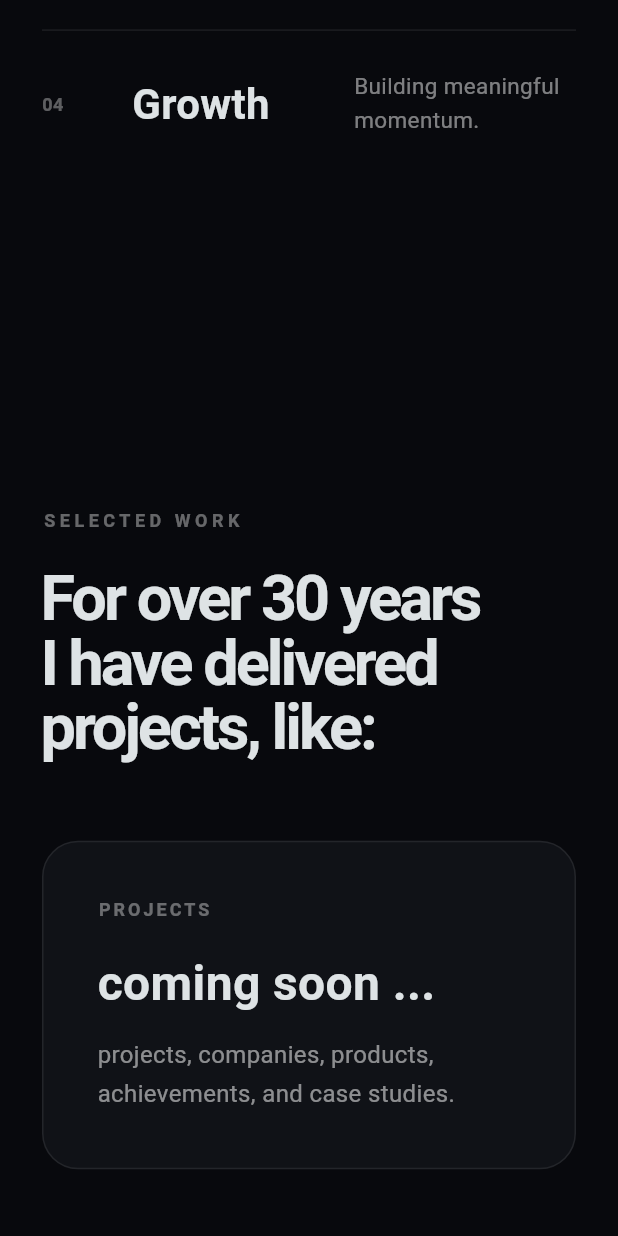
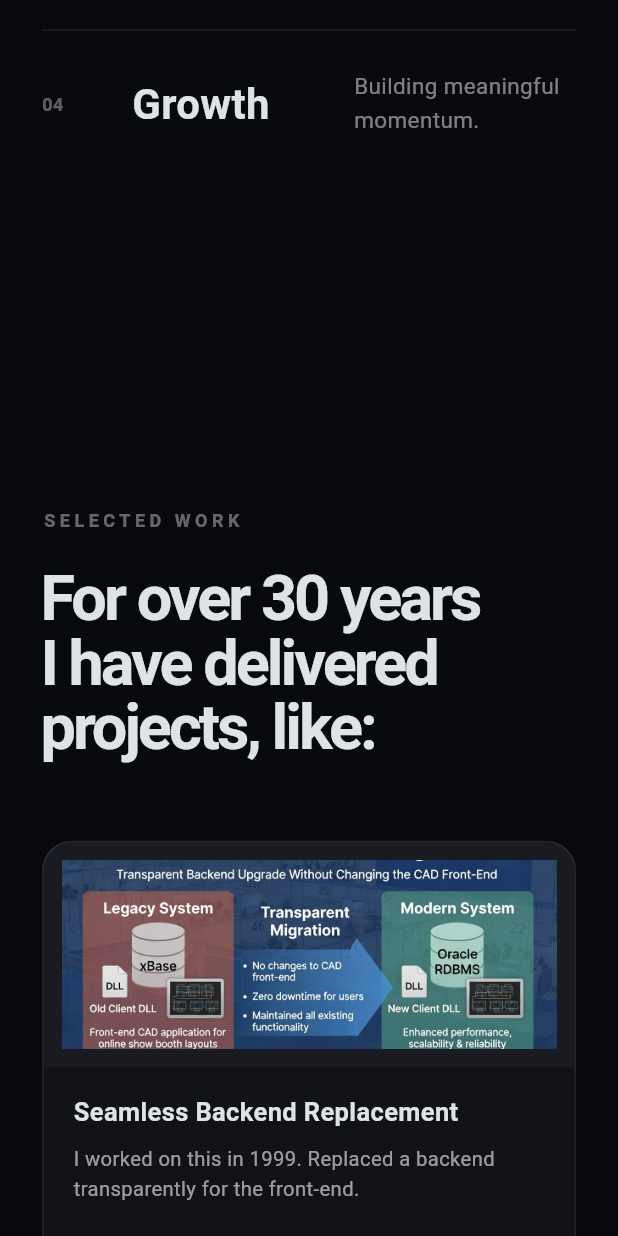
Before and after one commit to generalsoft/abidnasim, a Flutter app: the screen it shows after launch, scrolled down 2304 dp, on a phone screen of 412 x 824 dp. Run offline on Flutter 3.47's test engine with Material 3 defaults, Android fonts, the phone set to English and light mode, and no system bars; our stand-ins replace flutter_svg; missing offline and left inert: dart:js_interop; Roboto replaces fonts that are missing (Arial).

Commit message:
flutter app showcase work

```diff
--- /dev/null
+++ b/lib/data/work_items.dart
@@ -0,0 +1,228 @@
+/// Data for the "Projects" (work) section on the home page.
+///
+/// This intentionally duplicates the same 8 case studies published as Jekyll
+/// posts under content/{ae,us,pk}/_posts (section: work) on the regional
+/// sites. Titles, descriptions and tags are kept in sync by hand — if you
+/// edit a work post's front matter on the website, mirror the change here
+/// too, since there's no shared source between the Flutter app and the
+/// Jekyll content.
+///
+/// Images live in assets/images/work/ and are shared across all three
+/// languages, matching the regional sites: the source diagrams have English
+/// text baked into the image itself, so no per-locale image variants exist.
+library;
+
+class WorkItem {
+  /// Matches the Jekyll post's slug (content/{region}/_posts/...-<slug>.md),
+  /// kept only as a stable identifier — not currently used to build a URL.
+  final String slug;
+
+  /// Path under assets/images/work/. SVGs are architecture diagrams;
+  /// the two .jpg files are a photo and a mixed photo/diagram graphic.
+  final String imageAsset;
+
+  /// Title, keyed by locale code ('en' | 'ur' | 'ar').
+  final Map<String, String> title;
+
+  /// Short description, keyed by locale code.
+  final Map<String, String> description;
+
+  /// Tags, keyed by locale code. English tags are used for any tag shown
+  /// in mixed-language contexts (there are none currently).
+  final Map<String, List<String>> tags;
+
+  const WorkItem({
+    required this.slug,
+    required this.imageAsset,
+    required this.title,
+    required this.description,
+    required this.tags,
+  });
+
+  String titleFor(String localeCode) => title[localeCode] ?? title['en']!;
+
+  String descriptionFor(String localeCode) => description[localeCode] ?? description['en']!;
+
+  List<String> tagsFor(String localeCode) => tags[localeCode] ?? tags['en']!;
+}
+
+// Ordered newest-first by original publish date, matching how the Jekyll
+// sites list these (site.posts sorts descending by date automatically):
+// seamless-backend-replacement (05-03) > healthcare-exchange (04-28) >
+// clinical-erp-ai-iot (04-25) > esb-banking (04-22) > multicloud-iot (04-18)
+// > cruise-fleet (04-15) > sme-erp (04-12) > nasa-knowledge-wiki (04-08).
+const List<WorkItem> workItems = [
+  WorkItem(
+    slug: 'seamless-backend-replacement',
+    imageAsset: 'assets/images/work/NdPHR.jpg',
+    title: {
+      'en': 'Seamless Backend Replacement',
+      'ur': 'بیک اینڈ کی بلا رکاوٹ تبدیلی',
+      'ar': 'استبدال خلفي سلس',
+    },
+    description: {
+      'en': 'I worked on this in 1999. Replaced a backend transparently for the front-end.',
+      'ur': 'میں نے یہ کام 1999 میں کیا۔ فرنٹ اینڈ کو پتا چلے بغیر ایک بیک اینڈ تبدیل کیا۔',
+      'ar': 'عملت على هذا المشروع في عام 1999. استبدلت نظاماً خلفياً بشفافية كاملة للواجهة الأمامية.',
+    },
+    tags: {
+      'en': ['Project', 'RDBMS'],
+      'ur': ['پراجیکٹ', 'RDBMS'],
+      'ar': ['مشروع', 'قواعد بيانات علائقية'],
+    },
+  ),
+  WorkItem(
+    slug: 'healthcare-exchange-obamacare',
+    imageAsset: 'assets/images/work/healthcare-exchange.svg',
+    title: {
+      'en': 'Healthcare Exchange — Obama Care Initiative',
+      'ur': 'ہیلتھ کیئر ایکسچینج — اوباما کیئر انیشی ایٹو',
+      'ar': 'منصة تبادل الرعاية الصحية — مبادرة أوباما كير',
+    },
+    description: {
+      'en':
+          'Designed and built a Healthcare Exchange platform under the Affordable Care Act, integrating EDI X12 transactions with Dynamics CRM and Azure cloud.',
+      'ur':
+          'ایفورڈیبل کیئر ایکٹ کے تحت ہیلتھ کیئر ایکسچینج کا ڈیزائن اور تعمیر، جس میں EDI X12 ٹرانزیکشنز کو Dynamics CRM اور Azure کلاؤڈ کے ساتھ مربوط کیا گیا۔',
+      'ar':
+          'تصميم وبناء منصة تبادل رعاية صحية بموجب قانون الرعاية الميسرة، ودمج معاملات EDI X12 مع Dynamics CRM وسحابة Azure.',
+    },
+    tags: {
+      'en': ['Healthcare', 'Azure', 'Dynamics CRM', 'EDI', 'HIPAA'],
+      'ur': ['ہیلتھ کیئر', 'Azure', 'Dynamics CRM', 'EDI', 'HIPAA'],
+      'ar': ['رعاية صحية', 'أزور', 'Dynamics CRM', 'EDI', 'HIPAA'],
+    },
+  ),
+  WorkItem(
+    slug: 'clinical-erp-ai-iot',
+    imageAsset: 'assets/images/work/clinical-erp.jpg',
+    title: {
+      'en': 'Clinical ERP with AI-Powered Fraud Detection & IoT Asset Tracking',
+      'ur': 'مصنوعی ذہانت سے فراڈ کی شناخت اور IoT اثاثہ جاتی ٹریکنگ کے ساتھ کلینیکل ERP',
+      'ar': 'نظام تخطيط موارد سريري مع كشف احتيال بالذكاء الاصطناعي وتتبع أصول بإنترنت الأشياء',
+    },
+    description: {
+      'en':
+          'Integrated a clinical ERP with AI-driven medical billing verification, fraud detection, and IoT-based asset tracking using HoloLens AR and Azure IoT Hub.',
+      'ur':
+          'ایک کلینیکل ERP سسٹم کا انٹیلیجنٹ میڈیکل بلنگ ویری فکیشن، فراڈ کی شناخت، اور HoloLens کے ذریعے آگمینٹڈ ریئلٹی اور Azure IoT Hub پر مبنی IoT اثاثہ جاتی ٹریکنگ کے ساتھ انضمام۔',
+      'ar':
+          'دمج نظام تخطيط موارد سريري مع تحقق ذكي من الفواتير الطبية، وكشف احتيال، وتتبع أصول بإنترنت الأشياء باستخدام الواقع المعزز عبر HoloLens ومنصة Azure IoT Hub.',
+    },
+    tags: {
+      'en': ['AI', 'IoT', 'Azure', 'Healthcare', 'AR'],
+      'ur': ['مصنوعی ذہانت', 'IoT', 'Azure', 'ہیلتھ کیئر', 'آگمینٹڈ ریئلٹی'],
+      'ar': ['ذكاء اصطناعي', 'إنترنت الأشياء', 'أزور', 'رعاية صحية', 'واقع معزز'],
+    },
+  ),
+  WorkItem(
+    slug: 'esb-banking',
+    imageAsset: 'assets/images/work/esb-banking.svg',
+    title: {
+      'en': 'Enterprise Service Bus for a Major Bank',
+      'ur': 'ایک بڑے بینک کے لیے انٹرپرائز سروس بس',
+      'ar': 'ناقل الخدمات المؤسسية لبنك كبير',
+    },
+    description: {
+      'en':
+          'Architected and implemented an Enterprise Service Bus integrating Microsoft Dynamics, SQL Server, BizTalk, and SharePoint for a large financial institution.',
+      'ur':
+          'ایک بڑے مالیاتی ادارے کے لیے Microsoft Dynamics، SQL Server، BizTalk اور SharePoint کو مربوط کرنے والی انٹرپرائز سروس بس کا ڈیزائن اور نفاذ۔',
+      'ar':
+          'تصميم وتنفيذ ناقل خدمات مؤسسية يدمج Microsoft Dynamics و SQL Server و BizTalk و SharePoint لمؤسسة مالية كبيرة.',
+    },
+    tags: {
+      'en': ['Banking', 'ESB', 'BizTalk', 'SQL Server', 'SharePoint'],
+      'ur': ['بینکاری', 'انٹرپرائز سروس بس', 'BizTalk', 'SQL Server', 'SharePoint'],
+      'ar': ['قطاع مصرفي', 'ناقل خدمات مؤسسية', 'BizTalk', 'SQL Server', 'SharePoint'],
+    },
+  ),
+  WorkItem(
+    slug: 'multicloud-iot-poc',
+    imageAsset: 'assets/images/work/multicloud-iot.svg',
+    title: {
+      'en': 'Multi-Cloud IoT & Big Data Proof of Concept',
+      'ur': 'ملٹی کلاؤڈ IoT اور بگ ڈیٹا پروف آف کنسیپٹ',
+      'ar': 'إثبات مفهوم إنترنت الأشياء والبيانات الضخمة متعدد السحابات',
+    },
+    description: {
+      'en':
+          'Built cross-cloud IoT, Big Data, and Machine Learning POCs across Azure, AWS, GCP, and IBM Bluemix — from Raspberry Pi edge devices to cloud data lakes.',
+      'ur':
+          'Azure، AWS، GCP اور IBM Bluemix پلیٹ فارمز پر IoT، بگ ڈیٹا اور مشین لرننگ کے پروف آف کنسیپٹس کی تعمیر — Raspberry Pi ایج ڈیوائسز سے لے کر کلاؤڈ ڈیٹا لیکس تک۔',
+      'ar':
+          'بناء إثباتات مفاهيم لإنترنت الأشياء والبيانات الضخمة والتعلم الآلي عبر منصات Azure و AWS و GCP و IBM Bluemix — من أجهزة Raspberry Pi الطرفية إلى بحيرات البيانات السحابية.',
+    },
+    tags: {
+      'en': ['Cloud', 'IoT', 'Big Data', 'Machine Learning', 'Azure'],
+      'ur': ['کلاؤڈ', 'IoT', 'بگ ڈیٹا', 'مشین لرننگ', 'Azure'],
+      'ar': ['سحابة', 'إنترنت الأشياء', 'بيانات ضخمة', 'تعلم آلي', 'أزور'],
+    },
+  ),
+  WorkItem(
+    slug: 'cruise-fleet-integration',
+    imageAsset: 'assets/images/work/cruise-fleet.svg',
+    title: {
+      'en': 'Cruise Ship Fleet Integration — 30+ Ships',
+      'ur': 'کروز شپ فلیٹ انٹیگریشن — 30 سے زائد بحری جہاز',
+      'ar': 'تكامل أسطول السفن السياحية — أكثر من 30 سفينة',
+    },
+    description: {
+      'en':
+          'Integrated a new Property Management System across 30+ cruise ships, with GIS-based customs reporting, Dynamics CRM build automation, and AS/400 host integration.',
+      'ur':
+          'ایک نئے پراپرٹی مینجمنٹ سسٹم کو 30 سے زائد کروز جہازوں میں مربوط کرنا، جس میں GIS پر مبنی کسٹمز رپورٹنگ، Dynamics CRM بلڈز کی آٹومیشن، اور AS/400 ہوسٹ انٹیگریشن شامل تھی۔',
+      'ar':
+          'دمج نظام إدارة ممتلكات جديد عبر أكثر من 30 سفينة سياحية، مع تقارير جمركية قائمة على نظم المعلومات الجغرافية، وأتمتة بناء Dynamics CRM، وتكامل مع نظام AS/400 المضيف.',
+    },
+    tags: {
+      'en': ['Integration', 'GIS', 'BizTalk', 'Dynamics CRM', 'AS/400'],
+      'ur': ['انٹیگریشن', 'GIS', 'BizTalk', 'Dynamics CRM', 'AS/400'],
+      'ar': ['تكامل', 'نظم معلومات جغرافية', 'BizTalk', 'Dynamics CRM', 'AS/400'],
+    },
+  ),
+  WorkItem(
+    slug: 'sme-erp-elahi-electronics',
+    imageAsset: 'assets/images/work/sme-erp.svg',
+    title: {
+      'en': 'Full SME ERP Solution — Elahi Electronics',
+      'ur': 'مکمل SME ERP حل — الٰہی الیکٹرانکس',
+      'ar': 'حل تخطيط موارد كامل للشركات الصغيرة والمتوسطة — الإلهي للإلكترونيات',
+    },
+    description: {
+      'en':
+          'Architected and delivered a complete ERP solution for a Small & Medium Enterprise, spanning BI, CRM, SharePoint portals, and Silverlight-based rich client applications.',
+      'ur':
+          'چھوٹے اور درمیانے کاروبار کے لیے ایک مکمل ERP حل کا آرکیٹیکچر اور نفاذ، جس میں BI، CRM، SharePoint پورٹلز اور Silverlight پر مبنی رِچ کلائنٹ ایپلی کیشنز شامل تھیں۔',
+      'ar':
+          'تصميم وتقديم حل تخطيط موارد مؤسسية كامل لشركة صغيرة ومتوسطة، يشمل ذكاء الأعمال وإدارة علاقات العملاء وبوابات SharePoint وتطبيقات عميل غنية بتقنية Silverlight.',
+    },
+    tags: {
+      'en': ['ERP', 'Silverlight', 'SharePoint', 'SSAS', 'BizTalk'],
+      'ur': ['ERP', 'Silverlight', 'SharePoint', 'SSAS', 'BizTalk'],
+      'ar': ['تخطيط موارد مؤسسية', 'Silverlight', 'SharePoint', 'SSAS', 'BizTalk'],
+    },
+  ),
+  WorkItem(
+    slug: 'nasa-knowledge-wiki',
+    imageAsset: 'assets/images/work/nasa-wiki.svg',
+    title: {
+      'en': 'Knowledge Management Wiki for NASA',
+      'ur': 'NASA کے لیے نالج مینجمنٹ وکی',
+      'ar': 'نظام ويكي إدارة المعرفة لناسا',
+    },
+    description: {
+      'en':
+          'Designed and implemented enterprise knowledge management wikis for NASA, with single sign-on, compliance workflows, and integrated enterprise search — as the sole architect and developer.',
+      'ur':
+          'NASA کے لیے انٹرپرائز نالج مینجمنٹ وکیز کا ڈیزائن اور نفاذ، جن میں سنگل سائن آن، تعمیلی ورک فلوز اور مربوط انٹرپرائز سرچ شامل تھی — واحد آرکیٹیکٹ اور ڈویلپر کے طور پر۔',
+      'ar':
+          'تصميم وتنفيذ منصات ويكي مؤسسية لإدارة المعرفة لناسا، مع دخول موحد وسير عمل امتثال وبحث مؤسسي مدمج — كمهندس ومطور وحيد.',
+    },
+    tags: {
+      'en': ['NASA', 'SharePoint', 'Knowledge Management', 'Silverlight', 'Enterprise Search'],
+      'ur': ['NASA', 'SharePoint', 'نالج مینجمنٹ', 'Silverlight', 'انٹرپرائز سرچ'],
+      'ar': ['ناسا', 'SharePoint', 'إدارة معرفة', 'Silverlight', 'بحث مؤسسي'],
+    },
+  ),
+];
--- a/lib/localization/strings_ar.dart
+++ b/lib/localization/strings_ar.dart
@@ -36,9 +36,6 @@ const Map<String, String> stringsAr = {
   // Work
   'work_eyebrow': 'أعمال مختارة',
   'work_title': 'على مدى أكثر من 30 عامًا\nقمت بتنفيذ مشاريع مثل:',
-  'work_placeholder_label': 'المشاريع',
-  'work_placeholder_heading': 'قريبًا...',
-  'work_placeholder_desc': 'مشاريع، شركات، منتجات، إنجازات، ودراسات حالة.',
 
   // About
   'about_eyebrow': 'نبذة',
--- a/lib/localization/strings_en.dart
+++ b/lib/localization/strings_en.dart
@@ -37,9 +37,6 @@ const Map<String, String> stringsEn = {
   // Work
   'work_eyebrow': 'SELECTED WORK',
   'work_title': 'For over 30 years\nI have delivered projects, like:',
-  'work_placeholder_label': 'PROJECTS',
-  'work_placeholder_heading': 'coming soon ...',
-  'work_placeholder_desc': 'projects, companies, products, achievements, and case studies.',
 
   // About
   'about_eyebrow': 'ABOUT',
--- a/lib/localization/strings_ur.dart
+++ b/lib/localization/strings_ur.dart
@@ -36,9 +36,6 @@ const Map<String, String> stringsUr = {
   // Work
   'work_eyebrow': 'منتخب کام',
   'work_title': '30 سال سے زائد عرصے میں\nمیں نے یہ منصوبے مکمل کیے ہیں:',
-  'work_placeholder_label': 'منصوبے',
-  'work_placeholder_heading': 'جلد آ رہا ہے...',
-  'work_placeholder_desc': 'منصوبے، کمپنیاں، مصنوعات، کامیابیاں اور کیس اسٹڈیز۔',
 
   // About
   'about_eyebrow': 'تعارف',
--- a/lib/widgets/work_section.dart
+++ b/lib/widgets/work_section.dart
@@ -1,10 +1,13 @@
 import 'package:flutter/material.dart';
+import 'package:flutter_svg/flutter_svg.dart';
 
+import '../data/work_items.dart';
 import '../localization/app_localizations.dart';
 import 'shared/content_section.dart';
 
-/// "Selected work" section. Currently a placeholder card until real
-/// case studies are ready.
+/// "Selected work" section: a grid of project cards built from the same
+/// case-study data published as Jekyll posts on the regional sites (see
+/// lib/data/work_items.dart for the sync note).
 class WorkSection extends StatelessWidget {
   const WorkSection({super.key});
 
@@ -12,45 +15,135 @@ class WorkSection extends StatelessWidget {
   Widget build(BuildContext context) {
     final t = AppLocalizations.of(context).t;
 
-    return ContentSection(eyebrow: t('work_eyebrow'), title: t('work_title'), child: const _WorkPlaceholder());
+    return ContentSection(eyebrow: t('work_eyebrow'), title: t('work_title'), child: const _WorkGrid());
   }
 }
 
-class _WorkPlaceholder extends StatelessWidget {
-  const _WorkPlaceholder();
+class _WorkGrid extends StatelessWidget {
+  const _WorkGrid();
 
   @override
   Widget build(BuildContext context) {
-    final t = AppLocalizations.of(context).t;
+    final localeCode = AppLocalizations.of(context).locale.languageCode;
+
+    return LayoutBuilder(
+      builder: (context, constraints) {
+        final width = constraints.maxWidth;
+        final columns = width >= 1000
+            ? 3
+            : width >= 640
+            ? 2
+            : 1;
+
+        return GridView.builder(
+          shrinkWrap: true,
+          physics: const NeverScrollableScrollPhysics(),
+          itemCount: workItems.length,
+          gridDelegate: SliverGridDelegateWithFixedCrossAxisCount(
+            crossAxisCount: columns,
+            crossAxisSpacing: 18,
+            mainAxisSpacing: 18,
+            // A fixed extent (rather than an aspect ratio) keeps card height
+            // stable even though Urdu/Arabic text can wrap differently than
+            // the English original.
+            mainAxisExtent: 400,
+          ),
+          itemBuilder: (context, index) {
+            return _WorkCard(item: workItems[index], localeCode: localeCode);
+          },
+        );
+      },
+    );
+  }
+}
+
+class _WorkCard extends StatelessWidget {
+  final WorkItem item;
+  final String localeCode;
+
+  const _WorkCard({required this.item, required this.localeCode});
+
+  @override
+  Widget build(BuildContext context) {
+    final isSvg = item.imageAsset.endsWith('.svg');
 
     return Container(
-      padding: const EdgeInsets.all(36),
+      clipBehavior: Clip.antiAlias,
       decoration: BoxDecoration(
         color: const Color(0xFF101217),
-        borderRadius: BorderRadius.circular(24),
+        borderRadius: BorderRadius.circular(20),
         border: Border.all(color: Colors.white.withValues(alpha: 0.08)),
       ),
       child: Column(
         crossAxisAlignment: CrossAxisAlignment.start,
         children: [
-          Text(
-            t('work_placeholder_label'),
-            style: TextStyle(
-              color: Colors.white.withValues(alpha: 0.38),
-              fontSize: 12,
-              fontWeight: FontWeight.w700,
-              letterSpacing: 2,
+          SizedBox(
+            height: 150,
+            width: double.infinity,
+            child: Container(
+              color: Colors.white.withValues(alpha: 0.04),
+              padding: const EdgeInsets.all(12),
+              child: isSvg
+                  ? SvgPicture.asset(item.imageAsset, fit: BoxFit.contain)
+                  : Image.asset(item.imageAsset, fit: BoxFit.cover, width: double.infinity),
             ),
           ),
-          const SizedBox(height: 18),
-          Text(t('work_placeholder_heading'), style: const TextStyle(fontSize: 32, fontWeight: FontWeight.w700)),
-          const SizedBox(height: 12),
-          Text(
-            t('work_placeholder_desc'),
-            style: TextStyle(color: Colors.white.withValues(alpha: 0.52), fontSize: 16, height: 1.6),
+          Expanded(
+            child: Padding(
+              padding: const EdgeInsets.all(20),
+              child: Column(
+                crossAxisAlignment: CrossAxisAlignment.start,
+                mainAxisSize: MainAxisSize.min,
+                children: [
+                  Text(
+                    item.titleFor(localeCode),
+                    maxLines: 2,
+                    overflow: TextOverflow.ellipsis,
+                    style: const TextStyle(fontSize: 17, fontWeight: FontWeight.w700, height: 1.25),
+                  ),
+                  const SizedBox(height: 10),
+                  Expanded(
+                    child: Text(
+                      item.descriptionFor(localeCode),
+                      maxLines: 4,
+                      overflow: TextOverflow.ellipsis,
+                      style: TextStyle(
+                        color: Colors.white.withValues(alpha: 0.58),
+                        fontSize: 13.5,
+                        height: 1.5,
+                      ),
+                    ),
+                  ),
+                  const SizedBox(height: 12),
+                  Wrap(
+                    spacing: 6,
+                    runSpacing: 6,
+                    children: item.tagsFor(localeCode).take(3).map((tag) => _Tag(label: tag)).toList(),
+                  ),
+                ],
+              ),
+            ),
           ),
         ],
       ),
     );
   }
 }
+
+class _Tag extends StatelessWidget {
+  final String label;
+
+  const _Tag({required this.label});
+
+  @override
+  Widget build(BuildContext context) {
+    return Container(
+      padding: const EdgeInsets.symmetric(horizontal: 10, vertical: 4),
+      decoration: BoxDecoration(
+        borderRadius: BorderRadius.circular(999),
+        border: Border.all(color: Colors.white.withValues(alpha: 0.14)),
+      ),
+      child: Text(label, style: TextStyle(color: Colors.white.withValues(alpha: 0.6), fontSize: 11)),
+    );
+  }
+}
```
Also changed, not shown: pubspec.yaml (+27 -70 lines), assets/images/work/NdPHR.jpg (added), assets/images/work/clinical-erp.jpg (added), assets/images/work/cruise-fleet.svg (added), assets/images/work/esb-banking.svg (added), assets/images/work/healthcare-exchange.svg (added), assets/images/work/multicloud-iot.svg (added), assets/images/work/nasa-wiki.svg (added), assets/images/work/sme-erp.svg (added), pubspec.lock, 1 other file.
